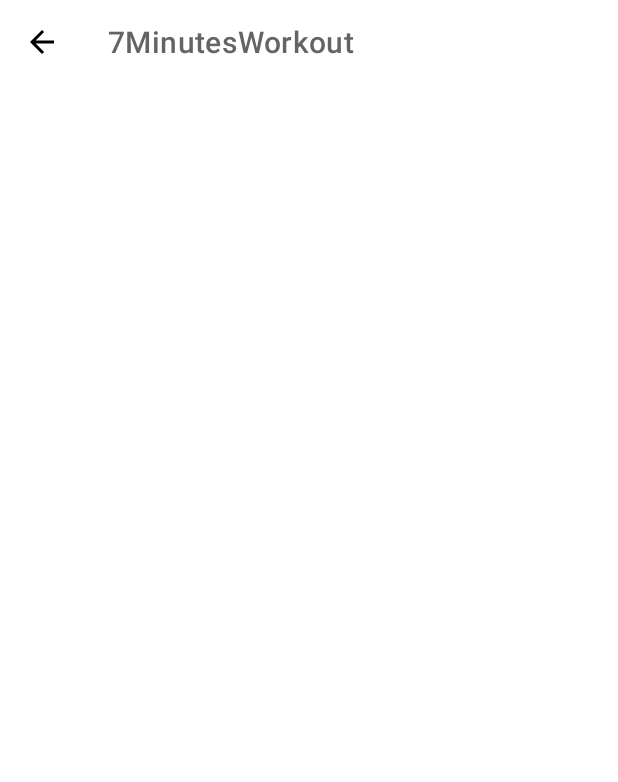
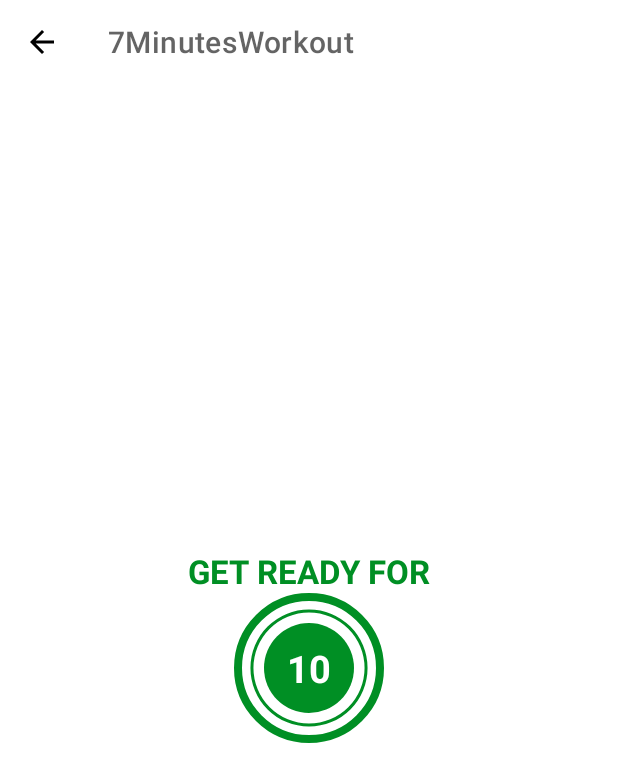
Before and after one commit to zbvmihai/7-Minutes-Workout, an Android app: the ExerciseActivity screen opened directly, with no data from a screen before it, on a phone screen of 412 x 824 dp. Shown: the top 782 px of the screen. Run offline under Robolectric (Android 15) with nearby library versions, the phone set to English and light mode, and no system bars.

Commit message:
add the UI for exercise activity

```diff
--- /dev/null
+++ b/app/src/main/res/drawable/circular_progress_bar.xml
@@ -0,0 +1,13 @@
+<?xml version="1.0" encoding="utf-8"?>
+<layer-list xmlns:android="http://schemas.android.com/apk/res/android">
+
+    <item>
+        <shape android:innerRadiusRatio="2.7"
+            android:shape="ring"
+            android:thicknessRatio="50.0"
+            android:useLevel="true">
+            <solid android:color="@color/colorAccent"/>
+        </shape>
+    </item>
+
+</layer-list>
--- /dev/null
+++ b/app/src/main/res/drawable/circular_progress_bar_gray.xml
@@ -0,0 +1,13 @@
+<?xml version="1.0" encoding="utf-8"?>
+<layer-list xmlns:android="http://schemas.android.com/apk/res/android">
+
+    <item>
+        <shape android:innerRadiusRatio="2.7"
+            android:shape="ring"
+            android:thicknessRatio="50.0"
+            android:useLevel="true">
+            <solid android:color="@color/colorLightGray"/>
+        </shape>
+    </item>
+
+</layer-list>
--- /dev/null
+++ b/app/src/main/res/drawable/item_ciruclar_color_accent_background.xml
@@ -0,0 +1,7 @@
+<?xml version="1.0" encoding="utf-8"?>
+<shape
+    xmlns:android="http://schemas.android.com/apk/res/android"
+    android:shape="oval">
+    <solid android:color="@color/colorAccent"/>
+
+</shape>
--- a/app/src/main/res/layout/activity_exercise.xml
+++ b/app/src/main/res/layout/activity_exercise.xml
@@ -1,5 +1,5 @@
 <?xml version="1.0" encoding="utf-8"?>
-<RelativeLayout xmlns:android="http://schemas.android.com/apk/res/android"
+<androidx.constraintlayout.widget.ConstraintLayout xmlns:android="http://schemas.android.com/apk/res/android"
     xmlns:tools="http://schemas.android.com/tools"
     android:layout_width="match_parent"
     android:layout_height="match_parent"
@@ -7,6 +7,7 @@
     tools:context=".ExerciseActivity">
 
     <androidx.appcompat.widget.Toolbar
+        app:layout_constraintTop_toTopOf="parent"
         android:id="@+id/toolbarExercise"
         android:layout_width="match_parent"
         android:layout_height="?android:attr/actionBarSize"
@@ -15,4 +16,61 @@
         app:titleTextColor="@color/colorPrimary"
         />
 
-</RelativeLayout>
+    <TextView
+        android:id="@+id/tvTitle"
+        android:layout_width="wrap_content"
+        android:layout_height="wrap_content"
+        android:text="GET READY FOR"
+        android:textSize="@dimen/default_button_text_size"
+        android:textColor="@color/colorAccent"
+        android:textStyle="bold"
+        app:layout_constraintEnd_toEndOf="parent"
+        app:layout_constraintStart_toStartOf="parent"
+        app:layout_constraintBottom_toTopOf="@id/flProgressBar"
+        />
+
+    <FrameLayout
+        android:id="@+id/flProgressBar"
+        android:layout_width="100dp"
+        android:layout_height="100dp"
+        android:layout_marginTop="10dp"
+        android:background="@drawable/item_circular_color_accent_border"
+        app:layout_constraintBottom_toBottomOf="parent"
+        app:layout_constraintStart_toStartOf="parent"
+        app:layout_constraintEnd_toEndOf="parent"
+        app:layout_constraintTop_toBottomOf="@id/toolbarExercise">
+
+        <ProgressBar
+            android:id="@+id/progressBar"
+            style="?android:attr/progressBarStyleHorizontal"
+            android:layout_width="100dp"
+            android:layout_height="100dp"
+            android:layout_gravity="center"
+            android:max="10"
+            android:progress="100"
+            android:rotation="-90"
+            android:background="@drawable/circular_progress_bar_gray"
+            android:progressDrawable="@drawable/circular_progress_bar"
+            android:indeterminate="false"/>
+
+        <LinearLayout
+            android:layout_width="60dp"
+            android:layout_height="60dp"
+            android:layout_gravity="center"
+            android:background="@drawable/item_ciruclar_color_accent_background"
+            android:gravity="center">
+
+            <TextView
+                android:id="@+id/tvTimer"
+                android:layout_width="wrap_content"
+                android:layout_height="wrap_content"
+                android:textColor="#FFFFFF"
+                android:textSize="25sp"
+                android:textStyle="bold"
+                android:text="10"/>
+
+        </LinearLayout>
+
+    </FrameLayout>
+
+</androidx.constraintlayout.widget.ConstraintLayout>
```
